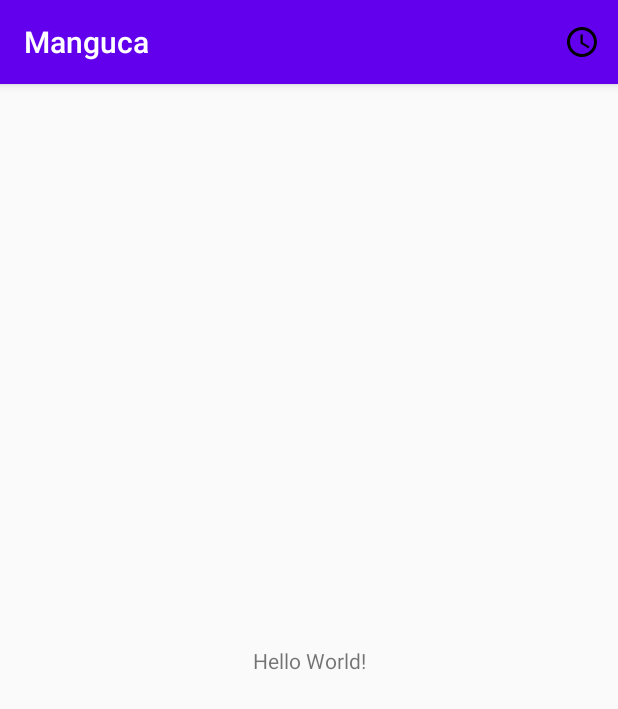
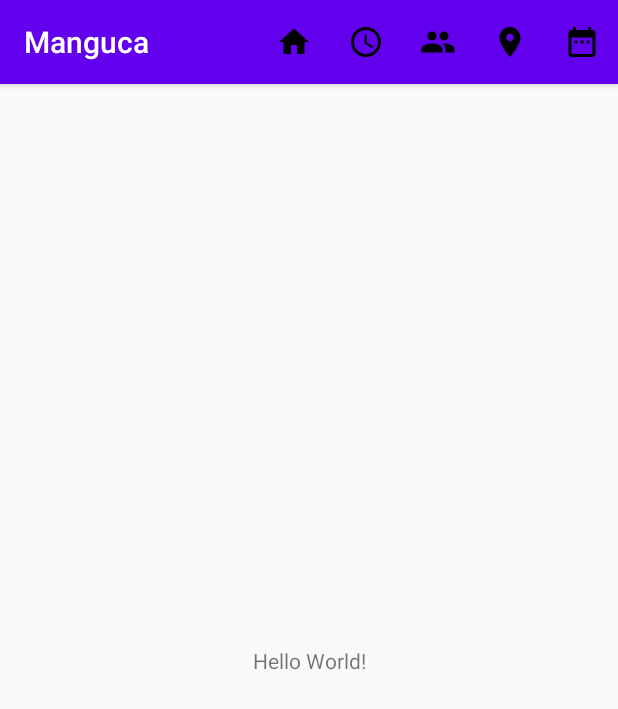
Before and after one commit to lokeon-university/PNET-Android, an Android app: the screen it shows after launch (MainActivity), on a phone screen of 412 x 824 dp. Shown: the top 709 px of the screen. Run offline under Robolectric (Android 15) with nearby library versions, the phone set to English and light mode, and no system bars.

Commit message:
:penguin:

```diff
--- a/app/src/main/res/menu/menu_home.xml
+++ b/app/src/main/res/menu/menu_home.xml
@@ -7,10 +7,34 @@
     tools:context=".MainActivity">
 
     <item
+        android:id="@+id/menu_home"
+        android:icon="@drawable/ic_home"
+        android:title="@string/home"
+        app:showAsAction="always"
+        />
+    <item
         android:id="@+id/menu_program"
         android:icon="@drawable/ic_schedule"
         android:title="@string/program"
         app:showAsAction="always"
         />
+    <item
+        android:id="@+id/menu_assitant"
+        android:icon="@drawable/ic_assistants"
+        android:title="@string/assistant"
+        app:showAsAction="always"
+        />
+    <item
+        android:id="@+id/menu_location"
+        android:icon="@drawable/ic_location"
+        android:title="@string/location"
+        app:showAsAction="always"
+        />
+    <item
+        android:id="@+id/menu_importantdates"
+        android:icon="@drawable/ic_date"
+        android:title="@string/importantdates"
+        app:showAsAction="always"
+        />
 
 </menu>
--- a/app/src/main/res/values/strings.xml
+++ b/app/src/main/res/values/strings.xml
@@ -1,4 +1,8 @@
 <resources>
     <string name="app_name">Manguca</string>
+    <string name="home">Inicio</string>
     <string name="program">Programa</string>
+    <string name="location">Localización</string>
+    <string name="importantdates">Fechas Importantes</string>
+    <string name="assistant">Asistentes</string>
 </resources>
```
